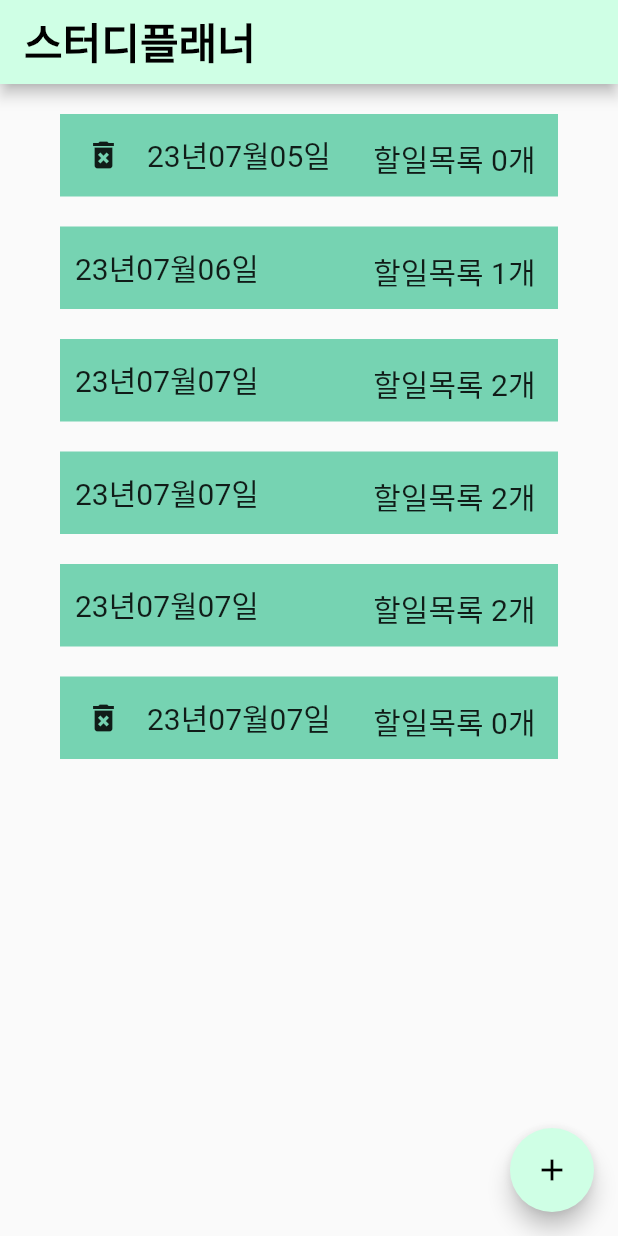
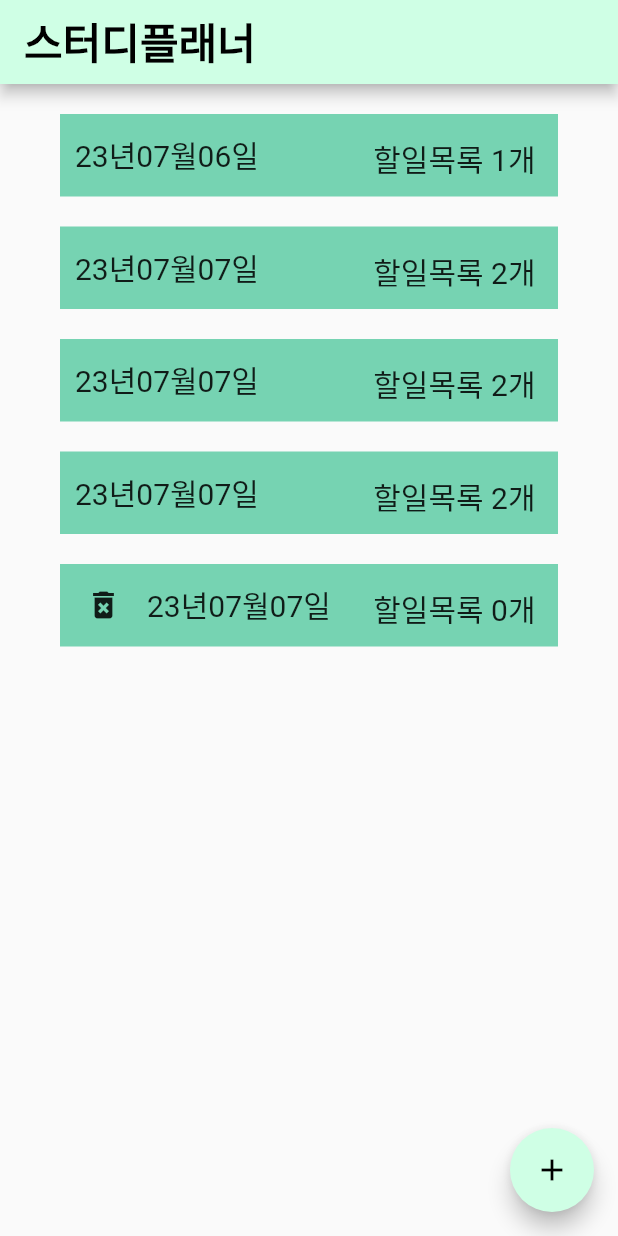
Before and after one commit to ThePerfectMartini/team_sparta_17, a Flutter app: the screen it shows after launch, after a tap on the "delete forever" icon, on a phone screen of 412 x 824 dp. Run offline on Flutter 3.47's test engine with Material 2 defaults, Android fonts, the phone set to English and light mode, and no system bars.

Commit message:
삭제기능 구현완료

```diff
--- a/lib/HomePage.dart
+++ b/lib/HomePage.dart
@@ -15,20 +15,17 @@ class _HomePageState extends State<HomePage> {
   String name = '스터디플래너';
   @override
   Widget build(BuildContext context) {
-    return MaterialApp(
-      debugShowCheckedModeBanner: false,
-      home:
-          Consumer<ScheduleService>(builder: (context, scheduleService, child) {
-        // scheduleService에서 scheduleList 가져옴
+    print("빌드전");
+    return Consumer<ScheduleService>(
+        builder: (context, scheduleService, child) {
+      print("빌드후");
       List<Schedule> scheduleList = scheduleService.scheduleList;
       return Scaffold(
         appBar: AppBar(
           title: Text(
             name,
             style: TextStyle(
-                  fontWeight: FontWeight.bold,
-                  fontSize: 28,
-                  color: Colors.black),
+                fontWeight: FontWeight.bold, fontSize: 28, color: Colors.black),
           ),
           backgroundColor: Color(0xffCFFFE5),
         ),
@@ -45,15 +42,12 @@ class _HomePageState extends State<HomePage> {
         ),
         floatingActionButton: FloatingActionButton(
           onPressed: () {
-              setState(() {
-                name = "aaa";
-              });
+            scheduleService.createSchedule(date: "새로추가");
           },
           child: Icon(Icons.add, color: Colors.black),
           backgroundColor: Color(0xffCFFFE5),
         ),
       );
-      }),
-    );
+    });
   }
 }
--- a/lib/HomePage_cell.dart
+++ b/lib/HomePage_cell.dart
@@ -1,4 +1,5 @@
 import 'package:flutter/material.dart';
+import 'package:provider/provider.dart';
 
 import 'schedule_service.dart';
 
@@ -22,6 +23,8 @@ class _CellState extends State<Cell> {
   Widget build(BuildContext context) {
     if (widget.count == 0) {
       // 요소 없을때 휴지통 아이콘 출현
+      return Consumer<ScheduleService>(
+          builder: (context, scheduleService, child) {
         return Padding(
           padding: const EdgeInsets.fromLTRB(40, 20, 40, 0),
           child: Container(
@@ -36,7 +39,7 @@ class _CellState extends State<Cell> {
                       padding: const EdgeInsets.all(5),
                       child: IconButton(
                         onPressed: () {
-                        ScheduleService().deleteSchedule(index: widget.index);
+                          scheduleService.deleteSchedule(index: widget.index);
                         },
                         icon: Icon(Icons.delete_forever),
                       ),
@@ -58,6 +61,7 @@ class _CellState extends State<Cell> {
             ),
           ),
         );
+      });
     } else {
       return Padding(
         //일반 셀
--- a/lib/main.dart
+++ b/lib/main.dart
@@ -11,7 +11,19 @@ void main() {
       providers: [
         ChangeNotifierProvider(create: (context) => ScheduleService()),
       ],
-      child: const HomePage(),
+      child: const MyApp(),
     ),
   );
 }
+
+class MyApp extends StatelessWidget {
+  const MyApp({Key? key}) : super(key: key);
+
+  @override
+  Widget build(BuildContext context) {
+    return MaterialApp(
+      title: '17조',
+      home: const HomePage(),
+    );
+  }
+}
--- a/lib/schedule_service.dart
+++ b/lib/schedule_service.dart
@@ -12,8 +12,8 @@ class Schedule {
   List schedule_datail;
 }
 
-class Schedule_detail {
-  Schedule_detail({
+class ScheduleDetail {
+  ScheduleDetail({
     required this.title,
     required this.context,
   });
@@ -26,28 +26,31 @@ class ScheduleService extends ChangeNotifier {
   List<Schedule> scheduleList = [
     Schedule(date: '23년07월05일', schedule_datail: []),
     Schedule(date: '23년07월06일', schedule_datail: [
-      Schedule_detail(title: '할일', context: '내용'),
+      ScheduleDetail(title: '할일', context: '내용'),
     ]),
     Schedule(date: '23년07월07일', schedule_datail: [
-      Schedule_detail(title: '할일', context: '내용'),
-      Schedule_detail(title: '수학공부', context: '미적분'),
+      ScheduleDetail(title: '할일', context: '내용'),
+      ScheduleDetail(title: '수학공부', context: '미적분'),
     ]),
     Schedule(date: '23년07월07일', schedule_datail: [
-      Schedule_detail(title: '할일', context: '내용'),
-      Schedule_detail(title: '수학공부', context: '미적분'),
+      ScheduleDetail(title: '할일', context: '내용'),
+      ScheduleDetail(title: '수학공부', context: '미적분'),
     ]),
     Schedule(date: '23년07월07일', schedule_datail: [
-      Schedule_detail(title: '할일', context: '내용'),
-      Schedule_detail(title: '수학공부', context: '미적분'),
+      ScheduleDetail(title: '할일', context: '내용'),
+      ScheduleDetail(title: '수학공부', context: '미적분'),
     ]),
     Schedule(date: '23년07월07일', schedule_datail: []),
   ];
 
   deleteSchedule({required int index}) {
-    print(scheduleList);
     scheduleList.removeAt(index);
     notifyListeners();
-    print(scheduleList);
-    print("휴지통클릭");
+  }
+
+  createSchedule({required String date}) {
+    Schedule schedule = Schedule(date: date, schedule_datail: []);
+    scheduleList.add(schedule);
+    notifyListeners();
   }
 }
```
Lines whose indentation alone changed are shown as unchanged.
